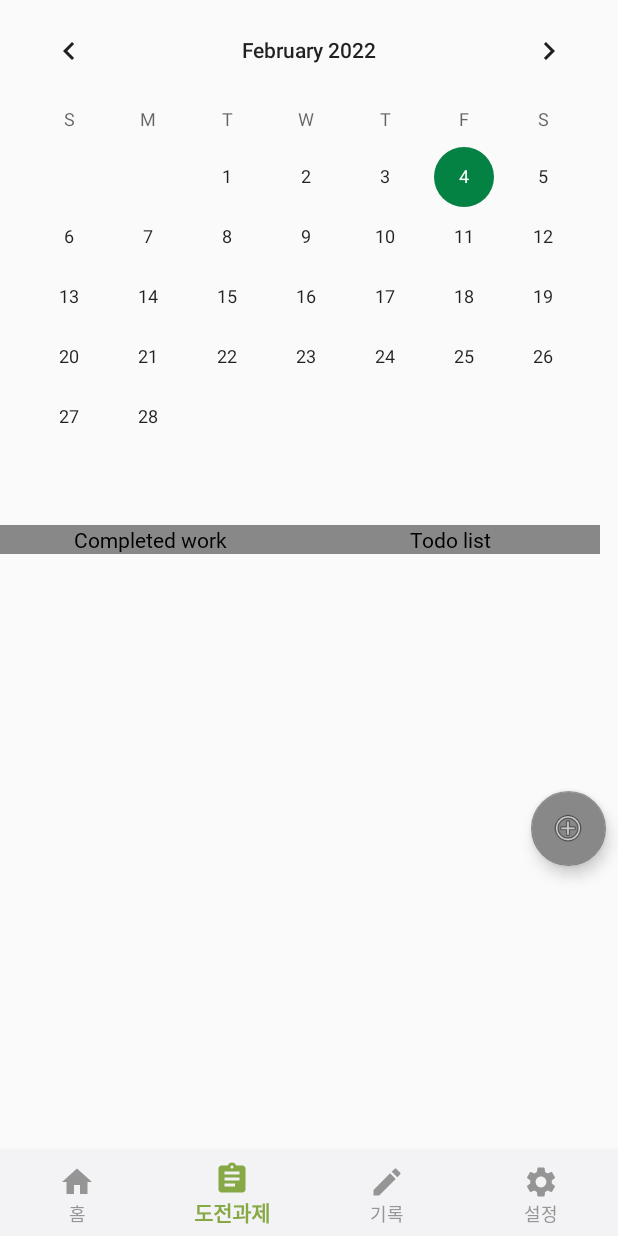
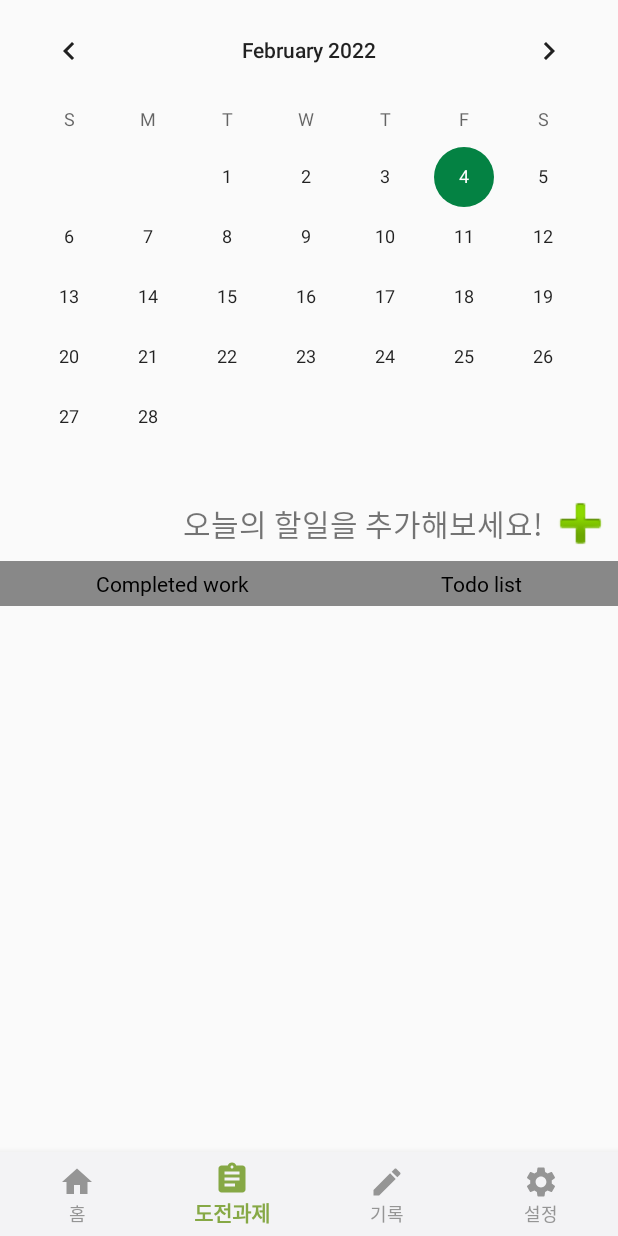
Before and after one commit to hansun-hub/android_app_g, an Android app: the MainActivity screen opened directly, with no data from a screen before it, item 2 of the bottom bar chosen, on a phone screen of 412 x 824 dp. Run offline under Robolectric (Android 15) with nearby library versions, the phone set to English and light mode, and no system bars; 6 statements that could not run were skipped.

Commit message:
commit calendar design

```diff
--- a/app/src/main/java/com/example/bottnav/MainActivity.kt
+++ b/app/src/main/java/com/example/bottnav/MainActivity.kt
@@ -168,9 +168,18 @@ class MainActivity : AppCompatActivity() {
     }
 
 
+    /*
     override fun onStop() {  //액티비티가 더 이상 사용자에게 보여지지 않을 때
         super.onStop()
         mPlayer.stop()   //음악 멈춤
     }
 
+     */
+
+    override fun onDestroy() {  //액티비티가 소멸될 때
+        super.onDestroy()
+        mPlayer.stop()
+    }
+
+
 }
--- a/app/src/main/java/com/example/bottnav/Menu1Fragment.kt
+++ b/app/src/main/java/com/example/bottnav/Menu1Fragment.kt
@@ -5,6 +5,7 @@ import android.os.Bundle
 import android.view.LayoutInflater
 import android.view.View
 import android.view.ViewGroup
+import android.widget.Button
 import android.widget.CalendarView
 import android.widget.Toast
 import androidx.fragment.app.Fragment
@@ -17,7 +18,7 @@ class Menu1Fragment : Fragment() {
     // lateinit var binding: FragmentMenu1Binding
     lateinit var mainActivity : MainActivity
     lateinit var dbManager: DBManager
-    lateinit var btnAdd : FloatingActionButton
+    lateinit var btnAdd : Button
     lateinit var calendar: CalendarView
     lateinit var calendarDate: String
 
@@ -58,11 +59,14 @@ class Menu1Fragment : Fragment() {
         recyclerComp = view.findViewById<RecyclerView>(R.id.menu1_recyclerComp)
         recyclerComp.layoutManager = LinearLayoutManager(view.context)
 
+
         recyclerTodo_other = view.findViewById<RecyclerView>(R.id.menu1_recyclerTodo_other)
         recyclerTodo_other.layoutManager = LinearLayoutManager(view.context)
 
         recyclerComp_other = view.findViewById<RecyclerView>(R.id.menu1_recyclerComp_other)
         recyclerComp_other.layoutManager = LinearLayoutManager(view.context)
+
+
 
         calendar = view.findViewById(R.id.calendarView)
         btnAdd = view.findViewById(R.id.menu1_btnAdd)
--- a/app/src/main/java/com/example/bottnav/menu2_DetailActivity.kt
+++ b/app/src/main/java/com/example/bottnav/menu2_DetailActivity.kt
@@ -1,9 +1,10 @@
 package com.example.bottnav
-
 import android.annotation.SuppressLint
 import android.app.AlertDialog
+import android.content.Context
 import android.content.DialogInterface
 import android.content.Intent
+import android.media.MediaPlayer
 import androidx.appcompat.app.AppCompatActivity
 import android.os.Bundle
 import android.view.View
@@ -13,7 +14,7 @@ import android.widget.TextView
 import android.widget.Toast
 
 class menu2_DetailActivity : AppCompatActivity() {
-
+    var volume: Float = 0f
 
 
     @SuppressLint("WrongViewCast")
@@ -21,13 +22,10 @@ class menu2_DetailActivity : AppCompatActivity() {
         super.onCreate(savedInstanceState)
         setContentView(R.layout.activity_menu2__detail)
 
-        var mainActivity: MainActivity = MainActivity()
         val dbManager = DBManager(this)
+        val sharedPreference = this.getSharedPreferences("current", Context.MODE_PRIVATE)
+        volume = (sharedPreference.getInt("volume", 0).toDouble()/10).toFloat()
 
-        //lateinit var menu2Frag: Menu2Fragment
-        //menu2Frag = Menu2Fragment()
-        lateinit var homeFrag: HomeFragment
-        homeFrag = HomeFragment()
         var tvTitle = findViewById<TextView>(R.id.tvTitle)
         var tvDate = findViewById<TextView>(R.id.tvDate)
         var tvContents = findViewById<TextView>(R.id.tvContents)
@@ -35,15 +33,12 @@ class menu2_DetailActivity : AppCompatActivity() {
         var DetailRatingBar = findViewById<RatingBar>(R.id.DetailRatingBar)
         var menu2Detail_btnBack = findViewById<Button>(R.id.menu2Detail_btnBack)
         var menu2Detail_btnErase: Button = findViewById(R.id.menu2Detail_btnErase)
-
         val title = intent.getStringExtra("title")
         val date = intent.getStringExtra("date")
         val contents = intent.getStringExtra("contents")
         val selected = intent.getStringExtra("selectedChallenge")
         val rate = intent.getIntExtra("rate",0).toFloat()
         val curPos = intent.getIntExtra("curPos",0)
-
-
         tvTitle.text = title
         tvDate.text = date
         tvContents.text = contents
@@ -55,26 +50,16 @@ class menu2_DetailActivity : AppCompatActivity() {
         menu2Detail_btnErase.setOnClickListener {
             //Toast.makeText(this, "메뉴 클릭", Toast.LENGTH_SHORT).show()
             val builder = AlertDialog.Builder(this)
-            builder.setTitle("삭제하시겠습니까?").setPositiveButton("확인",DialogInterface.OnClickListener { dialog, id ->
-                dbManager.delDiary(date)
-                onBackPressed()
-                //val writeFragment = WriteFragment()
-                //mainActivity.replaceFragment(writeFragment)
-                //val writeFragment = WriteFragment()
-                //(activity as MainActivity).replaceFragment(writeFragment)
-                //supportFragmentManager.beginTransaction().replace(R.id.bottom_container, menu2Frag).commit()
-                //mainActivity.goMenu2()
-                var intent = Intent(this, MainActivity::class.java)
-                startActivity(intent)
-                finish()
-                //supportFragmentManager.beginTransaction().replace(R.id.bottom_container, homeFrag).commit()
-                //Toast.makeText(this, curPos, Toast.LENGTH_SHORT).show()
-                //Toast.makeText(this, "삭제되었습니다.", Toast.LENGTH_SHORT).show()
-            //resultText.text = "확인 클릭"
-            })
-                    .setNegativeButton("취소", DialogInterface.OnClickListener { dialog, id ->
-                                //resultText.text = "취소 클릭"
-                            })
+            builder.setTitle("삭제하시겠습니까?")
+                .setPositiveButton("확인",DialogInterface.OnClickListener { dialog, id ->
+                    // 삭제 진행
+                    dbManager.delDiary(date)
+                    finish()
+                })
+                .setNegativeButton("취소", DialogInterface.OnClickListener { dialog, id ->
+                    // 삭제 취소
+                    finish()
+                })
             // 다이얼로그를 띄워주기
             builder.show()
         }
--- a/app/src/main/res/layout/activity_login.xml
+++ b/app/src/main/res/layout/activity_login.xml
@@ -8,16 +8,18 @@
     tools:context=".LoginActivity">
 
     <androidx.constraintlayout.widget.ConstraintLayout
-        android:layout_width="0dp"
-        android:layout_height="wrap_content"
+        android:layout_width="375dp"
+        android:layout_height="372dp"
         android:layout_marginStart="20dp"
         android:layout_marginEnd="20dp"
         android:background="@drawable/round"
         android:padding="10dp"
         app:layout_constraintBottom_toBottomOf="parent"
         app:layout_constraintEnd_toEndOf="parent"
+        app:layout_constraintHorizontal_bias="1.0"
         app:layout_constraintStart_toStartOf="parent"
-        app:layout_constraintTop_toTopOf="parent">
+        app:layout_constraintTop_toTopOf="parent"
+        app:layout_constraintVertical_bias="0.355">
 
         <Button
             android:id="@+id/login_btnLogin"
--- a/app/src/main/res/layout/fragment_menu1.xml
+++ b/app/src/main/res/layout/fragment_menu1.xml
@@ -11,7 +11,7 @@
     <CalendarView
         android:id="@+id/calendarView"
         android:layout_width="match_parent"
-        android:layout_height="350dp"
+        android:layout_height="324dp"
 
         app:layout_constraintEnd_toEndOf="parent"
         app:layout_constraintHorizontal_bias="0.5"
@@ -19,32 +19,59 @@
         app:layout_constraintTop_toBottomOf="parent" />
 
     <LinearLayout
-        android:layout_width="wrap_content"
+        android:layout_width="match_parent"
         android:layout_height="wrap_content"
         android:orientation="horizontal">
 
+        <TextView
+            android:id="@+id/textView3"
+            android:layout_width="match_parent"
+            android:layout_height="match_parent"
+            android:layout_weight="1"
+            android:gravity="right|center_vertical"
+            android:text="오늘의 할일을 추가해보세요!"
+            android:textSize="20sp" />
+
+        <Button
+            android:id="@+id/menu1_btnAdd"
+            android:layout_width="50dp"
+            android:layout_height="50dp"
+            android:layout_gravity="right"
+            android:background="@android:drawable/ic_input_add" />
+    </LinearLayout>
+
+    <LinearLayout
+        android:layout_width="match_parent"
+        android:layout_height="wrap_content"
+        android:layout_marginBottom="65dp"
+        android:layout_weight="1"
+        android:orientation="horizontal">
+
         <LinearLayout
-            android:layout_width="match_parent"
-            android:layout_height="wrap_content"
+            android:layout_width="wrap_content"
+            android:layout_height="match_parent"
+            android:layout_weight="1"
             android:orientation="vertical">
 
             <TextView
                 android:id="@+id/completedText"
-                android:layout_width="200dp"
+                android:layout_width="match_parent"
                 android:layout_height="wrap_content"
                 android:background="@color/gray"
                 android:gravity="center_horizontal"
+                android:padding="5dp"
                 android:text="Completed work"
                 android:textColor="@color/black" />
 
             <ScrollView
-                android:layout_width="200dp"
-                android:layout_height="150dp"
+                android:layout_width="match_parent"
+                android:layout_height="match_parent"
+                android:layout_weight="1"
                 tools:ignore="SpeakableTextPresentCheck">
 
                 <LinearLayout
                     android:layout_width="match_parent"
-                    android:layout_height="wrap_content"
+                    android:layout_height="match_parent"
                     android:orientation="vertical">
 
                     <androidx.recyclerview.widget.RecyclerView
@@ -65,26 +92,28 @@
 
         <LinearLayout
             android:layout_width="wrap_content"
-            android:layout_height="wrap_content"
+            android:layout_height="match_parent"
+            android:layout_weight="1"
             android:orientation="vertical">
 
             <TextView
                 android:id="@+id/todoText"
-                android:layout_width="200dp"
+                android:layout_width="match_parent"
                 android:layout_height="wrap_content"
                 android:background="@color/gray"
                 android:gravity="center_horizontal"
+                android:padding="5dp"
                 android:text="Todo list"
                 android:textColor="@color/black" />
 
             <ScrollView
-                android:layout_width="200dp"
-                android:layout_height="150dp"
+                android:layout_width="match_parent"
+                android:layout_height="match_parent"
                 tools:ignore="SpeakableTextPresentCheck">
 
                 <LinearLayout
                     android:layout_width="match_parent"
-                    android:layout_height="wrap_content"
+                    android:layout_height="match_parent"
                     android:orientation="vertical">
 
                     <androidx.recyclerview.widget.RecyclerView
@@ -105,16 +134,5 @@
         </LinearLayout>
     </LinearLayout>
 
-    <com.google.android.material.floatingactionbutton.FloatingActionButton
-        android:id="@+id/menu1_btnAdd"
-        android:layout_width="50dp"
-        android:layout_height="50dp"
-        android:layout_gravity="end|bottom"
-        android:layout_margin="8dp"
-        android:clickable="true"
-        android:src="@android:drawable/ic_menu_add"
-        tools:ignore="SpeakableTextPresentCheck"
-        android:contentDescription="TODO"
-        app:backgroundTint="@color/gray"
-        app:fabCustomSize="50dp" />
+
 </LinearLayout>
```
